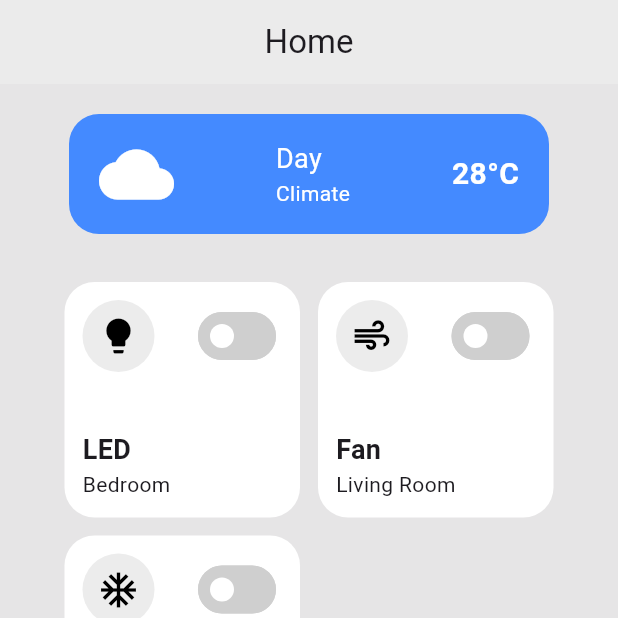
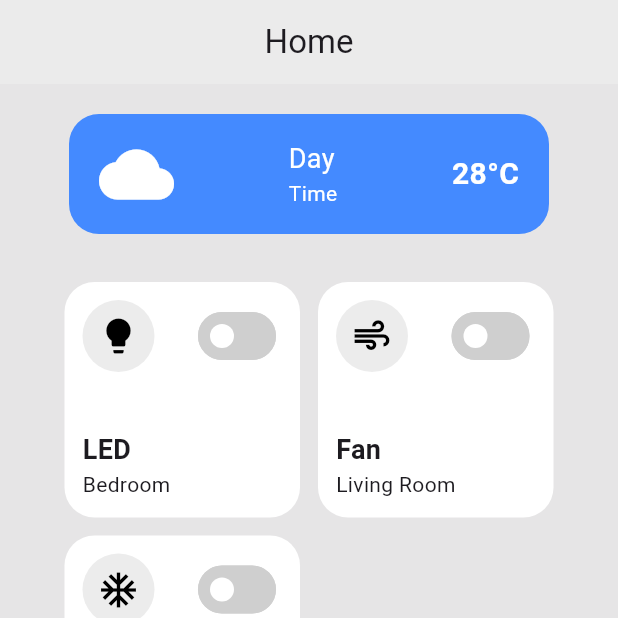
Before and after one commit to kimmysoybad404/flutter_application, a Flutter app: the screen it shows after launch, on a phone screen of 412 x 824 dp, the top half of it. Run offline on Flutter 3.47's test engine with Material 3 defaults, Android fonts, the phone set to English and light mode, and no system bars; drawn by our look-alikes of curved_navigation_bar.

Commit message:
fixๆๆๆๆๆๆๆๆๆ

```diff
--- a/lib/ESP32.txt
+++ b/lib/ESP32.txt
@@ -10,7 +10,7 @@
 
 // -------------------- Firebase --------------------
 #define API_KEY "AIzaSyBOOj-0XLlpUFdqdWFB6Fy2zQ75U54vRaU"
-#define DATABASE_URL "https://smarthomea-43c25-default-rtdb.asia-southeast1.firebasedatabase.app/"
+#define DATABASE_URL "smarthomea-43c25-default-rtdb.asia-southeast1.firebasedatabase.app"
 
 FirebaseData fbdo;
 FirebaseAuth auth;
--- a/lib/SmartHomeNaja/Page/Homepage.dart
+++ b/lib/SmartHomeNaja/Page/Homepage.dart
@@ -57,7 +57,7 @@ class _HomepageState extends State<Homepage> {
                           style: TextStyle(color: Colors.white, fontSize: 18),
                         ),
                         Text(
-                          "Climate",
+                          "Time",
                           style: TextStyle(color: Colors.white, fontSize: 14),
                         ),
                       ],
```
